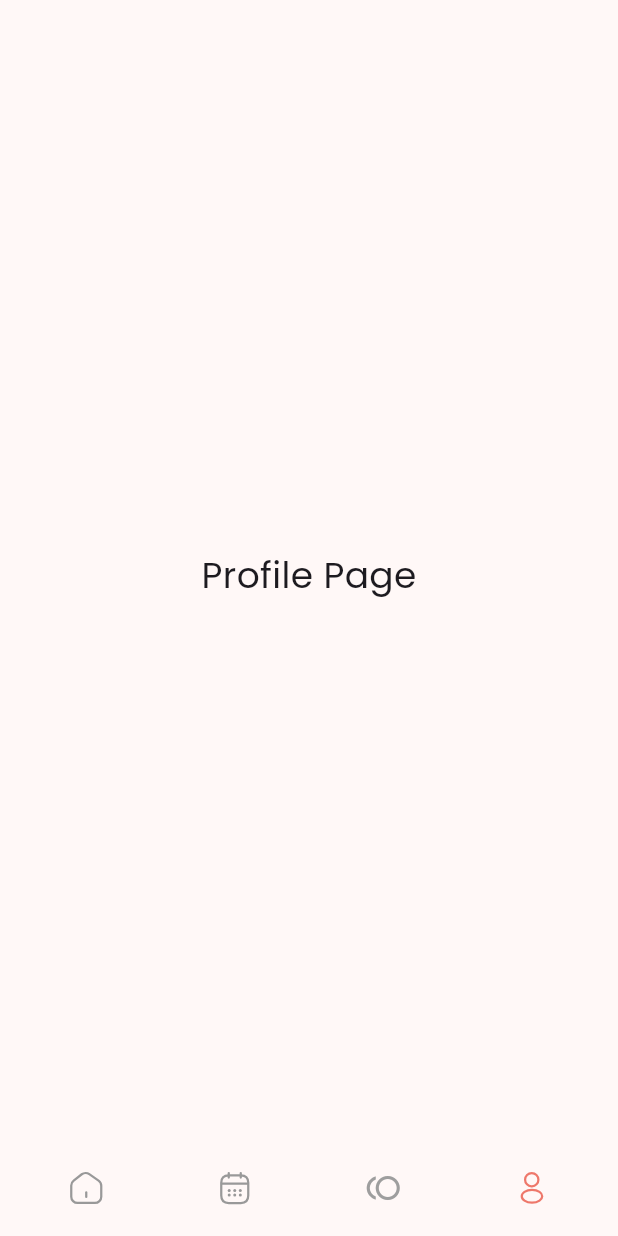
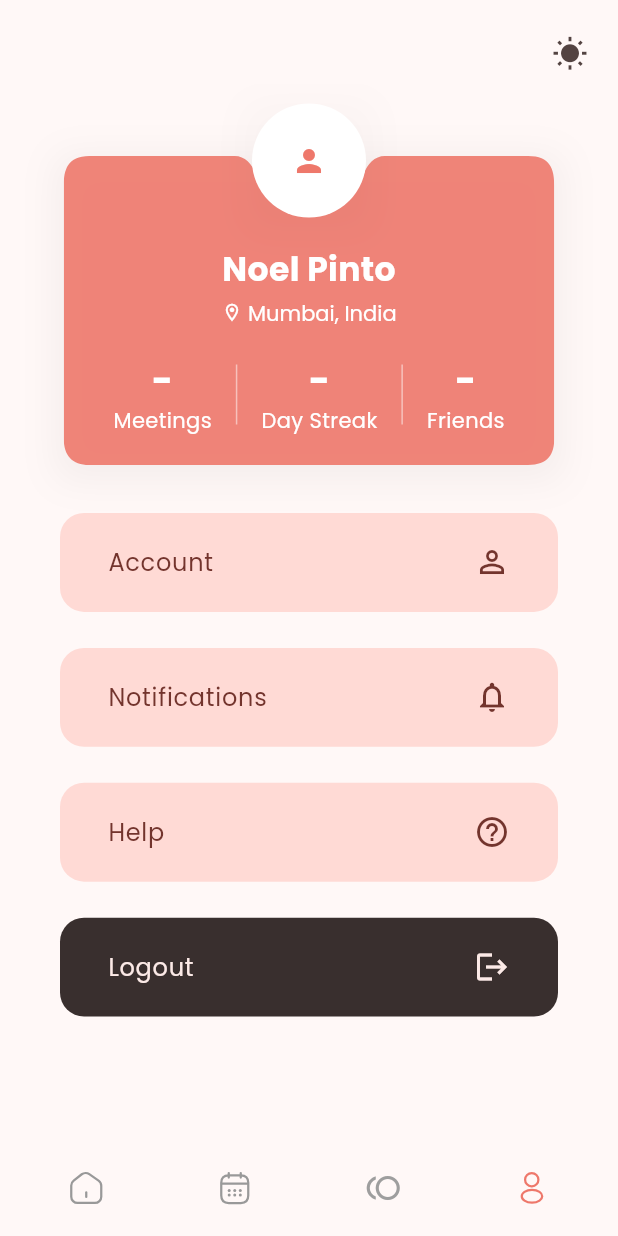
Before and after one commit to curiouslumber/Planora, a Flutter app: the screen it shows after launch, swiped to page 4, on a phone screen of 412 x 824 dp. Run offline on Flutter 3.47's test engine with Material 3 defaults, Android fonts, the phone set to English and light mode, and no system bars; drawn by our look-alikes of calendar_view; our stand-ins replace flutter_svg, get, google_fonts.

Commit message:
added profile page

```diff
--- a/lib/views/home_page.dart
+++ b/lib/views/home_page.dart
@@ -1,5 +1,6 @@
 import 'package:easy_scheduler/views/pages/calendar.dart';
 import 'package:easy_scheduler/views/pages/home.dart';
+import 'package:easy_scheduler/views/pages/profile.dart';
 import 'package:easy_scheduler/views/pages/tools.dart';
 import 'package:flutter/material.dart';
 import 'package:flutter_svg/flutter_svg.dart';
@@ -20,12 +21,7 @@ class _LayoutPageState extends State<LayoutPage> {
   // Flag to control whether the custom (direct) animation overlay is active.
   bool _isCustomTransitionActive = false;
 
-  final List<Widget> _pages = [
-    Center(child: const Home()),
-    Center(child: const Calendar()),
-    Center(child: const Tools()),
-    Center(child: Text('Profile Page', style: TextStyle(fontSize: 24))),
-  ];
+  static const List<Widget> _pages = [Home(), Calendar(), Tools(), Profile()];
 
   // Called when a bottom nav item is tapped.
   void _onBottomNavTap(int index) {
--- /dev/null
+++ b/lib/views/pages/profile.dart
@@ -0,0 +1,288 @@
+import 'package:flutter/material.dart';
+import 'package:flutter_svg/flutter_svg.dart';
+import 'package:get/get.dart';
+
+class Profile extends StatelessWidget {
+  const Profile({super.key});
+
+  static const List<String> options = ['Account', 'Notifications', 'Help'];
+
+  static const List<IconData> icons = [
+    Icons.person_outline_outlined,
+    Icons.notifications_outlined,
+    Icons.help_outline_outlined,
+  ];
+
+  @override
+  Widget build(BuildContext context) {
+    return Scaffold(
+      appBar: AppBar(
+        actionsPadding: EdgeInsets.only(top: 16.0, right: 8.0),
+        automaticallyImplyLeading: false,
+        actions: [
+          IconButton(
+            onPressed:
+                () => {
+                  Get.changeThemeMode(
+                    Get.isDarkMode ? ThemeMode.light : ThemeMode.dark,
+                  ),
+                },
+            icon: Icon(!context.isDarkMode ? Icons.wb_sunny : Icons.mode_night),
+          ),
+        ],
+      ),
+      body: Align(
+        alignment: Alignment.topCenter,
+        child: Padding(
+          padding: const EdgeInsets.symmetric(horizontal: 32.0),
+          child: Column(
+            spacing: 32.0,
+            mainAxisAlignment: MainAxisAlignment.start,
+            crossAxisAlignment: CrossAxisAlignment.center,
+            children: [
+              SizedBox(height: 16.0),
+              Stack(
+                alignment: Alignment.topCenter,
+                clipBehavior: Clip.none,
+                children: [
+                  Container(
+                    decoration: BoxDecoration(
+                      boxShadow: [
+                        BoxShadow(
+                          color: context.theme.colorScheme.onSurface
+                              .withOpacity(0.05),
+                          blurRadius: 20,
+                          spreadRadius: 5,
+                          offset: Offset(0, 5),
+                        ),
+                      ],
+                    ),
+                    child: SvgPicture.asset(
+                      'assets/shapes/profile_card.svg',
+                      color: context.theme.colorScheme.primary,
+                      fit: BoxFit.cover,
+                      clipBehavior: Clip.antiAlias,
+                    ),
+                  ),
+                  Positioned(
+                    top: -35,
+                    child: Container(
+                      decoration: BoxDecoration(
+                        boxShadow: [
+                          BoxShadow(
+                            color: context.theme.colorScheme.onSurface
+                                .withOpacity(0.025),
+                            blurRadius: 20,
+                            spreadRadius: 5,
+                            offset: Offset(0, 5),
+                          ),
+                        ],
+                      ),
+                      child: CircleAvatar(
+                        radius: 38,
+                        backgroundColor: context.theme.colorScheme.onPrimary,
+                        child: Icon(
+                          Icons.person,
+                          color: context.theme.colorScheme.primary,
+                        ),
+                      ),
+                    ),
+                  ),
+                  Container(
+                    margin: EdgeInsets.only(top: 48.0),
+                    padding: EdgeInsets.only(top: 12.0),
+                    width: 320,
+                    height: 154,
+                    decoration: BoxDecoration(
+                      borderRadius: BorderRadius.circular(8.0),
+                    ),
+                    child: Column(
+                      spacing: 4.0,
+                      children: [
+                        Text(
+                          'Noel Pinto',
+                          style: TextStyle(
+                            fontSize: 22.0,
+                            fontWeight: FontWeight.bold,
+                            color: context.theme.colorScheme.onPrimary,
+                          ),
+                        ),
+                        RichText(
+                          textAlign: TextAlign.center,
+                          text: TextSpan(
+                            children: [
+                              WidgetSpan(
+                                alignment: PlaceholderAlignment.top,
+                                child: Icon(
+                                  Icons.location_on_outlined,
+                                  size: 14.0,
+                                  color: context.theme.colorScheme.onPrimary,
+                                ),
+                              ),
+                              TextSpan(
+                                text: '\u00A0Mumbai, India',
+                                style: TextStyle(
+                                  fontSize: 14.0,
+                                  color: context.theme.colorScheme.onPrimary,
+                                  fontFamily:
+                                      context
+                                          .theme
+                                          .textTheme
+                                          .bodyMedium!
+                                          .fontFamily,
+                                ),
+                              ),
+                            ],
+                          ),
+                        ),
+                        SizedBox(height: 8.0),
+                        Row(
+                          mainAxisAlignment: MainAxisAlignment.center,
+                          crossAxisAlignment: CrossAxisAlignment.center,
+                          spacing: 16.0,
+                          children: [
+                            Column(
+                              mainAxisAlignment: MainAxisAlignment.center,
+                              crossAxisAlignment: CrossAxisAlignment.center,
+                              children: [
+                                Text(
+                                  '-',
+                                  style: TextStyle(
+                                    fontSize: 24.0,
+                                    fontWeight: FontWeight.bold,
+                                    color: context.theme.colorScheme.onPrimary,
+                                  ),
+                                ),
+                                Text(
+                                  'Meetings',
+                                  style: TextStyle(
+                                    fontSize: 14.0,
+                                    color: context.theme.colorScheme.onPrimary,
+                                  ),
+                                ),
+                              ],
+                            ),
+                            Container(
+                              color: context.theme.colorScheme.onPrimary
+                                  .withOpacity(0.5),
+                              width: 1.0,
+                              height: 40.0,
+                            ),
+                            Column(
+                              mainAxisAlignment: MainAxisAlignment.center,
+                              crossAxisAlignment: CrossAxisAlignment.center,
+                              children: [
+                                Text(
+                                  '-',
+                                  style: TextStyle(
+                                    fontSize: 24.0,
+                                    fontWeight: FontWeight.bold,
+                                    color: context.theme.colorScheme.onPrimary,
+                                  ),
+                                ),
+                                Text(
+                                  'Day Streak',
+                                  style: TextStyle(
+                                    fontSize: 14.0,
+                                    color: context.theme.colorScheme.onPrimary,
+                                  ),
+                                ),
+                              ],
+                            ),
+                            Container(
+                              color: context.theme.colorScheme.onPrimary
+                                  .withOpacity(0.5),
+                              width: 1.0,
+                              height: 40.0,
+                            ),
+                            Column(
+                              mainAxisAlignment: MainAxisAlignment.center,
+                              crossAxisAlignment: CrossAxisAlignment.center,
+                              children: [
+                                Text(
+                                  '-',
+                                  style: TextStyle(
+                                    fontSize: 24.0,
+                                    fontWeight: FontWeight.bold,
+                                    color: context.theme.colorScheme.onPrimary,
+                                  ),
+                                ),
+                                Text(
+                                  'Friends',
+                                  style: TextStyle(
+                                    fontSize: 14.0,
+                                    color: context.theme.colorScheme.onPrimary,
+                                  ),
+                                ),
+                              ],
+                            ),
+                          ],
+                        ),
+                      ],
+                    ),
+                  ),
+                ],
+              ),
+              Flexible(
+                child: ListView.separated(
+                  padding: EdgeInsets.symmetric(horizontal: 8.0),
+                  shrinkWrap: true,
+                  physics: NeverScrollableScrollPhysics(),
+                  itemBuilder: (context, index) {
+                    if (index == 3) {
+                      return ListTile(
+                        contentPadding: EdgeInsets.symmetric(horizontal: 32.0),
+                        tileColor: context.theme.colorScheme.onSurface
+                            .withOpacity(0.9),
+                        minTileHeight: context.height * 0.08,
+                        shape: RoundedRectangleBorder(
+                          borderRadius: BorderRadius.circular(16.0),
+                        ),
+                        title: Text(
+                          'Logout',
+                          style: TextStyle(
+                            fontSize: 16.0,
+                            color: context.theme.colorScheme.surfaceContainer,
+                          ),
+                        ),
+                        trailing: Icon(
+                          Icons.logout,
+                          color: context.theme.colorScheme.surfaceContainer,
+                        ),
+                      );
+                    }
+
+                    return ListTile(
+                      contentPadding: EdgeInsets.symmetric(horizontal: 32.0),
+                      tileColor: context.theme.colorScheme.primaryContainer,
+                      minTileHeight: context.height * 0.08,
+                      shape: RoundedRectangleBorder(
+                        borderRadius: BorderRadius.circular(16.0),
+                      ),
+                      title: Text(
+                        options[index],
+                        style: TextStyle(
+                          fontSize: 16.0,
+                          color: context.theme.colorScheme.onPrimaryContainer,
+                        ),
+                      ),
+                      trailing: Icon(
+                        icons[index],
+                        color: context.theme.colorScheme.onPrimaryContainer,
+                      ),
+                    );
+                  },
+                  separatorBuilder:
+                      (context, index) => Padding(
+                        padding: const EdgeInsets.symmetric(vertical: 12.0),
+                      ),
+                  itemCount: 4,
+                ),
+              ),
+            ],
+          ),
+        ),
+      ),
+    );
+  }
+}
--- a/pubspec.yaml
+++ b/pubspec.yaml
@@ -33,3 +33,4 @@ flutter:
     - assets/icons/calendar-selected.svg
     - assets/icons/chart-2.svg
     - assets/icons/profile.svg
+    - assets/shapes/profile_card.svg
```
Also changed, not shown: assets/shapes/profile_card.svg (added).
